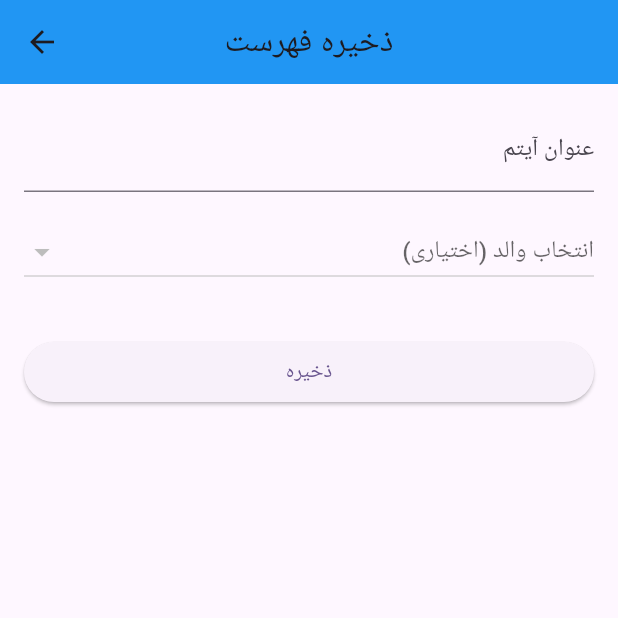
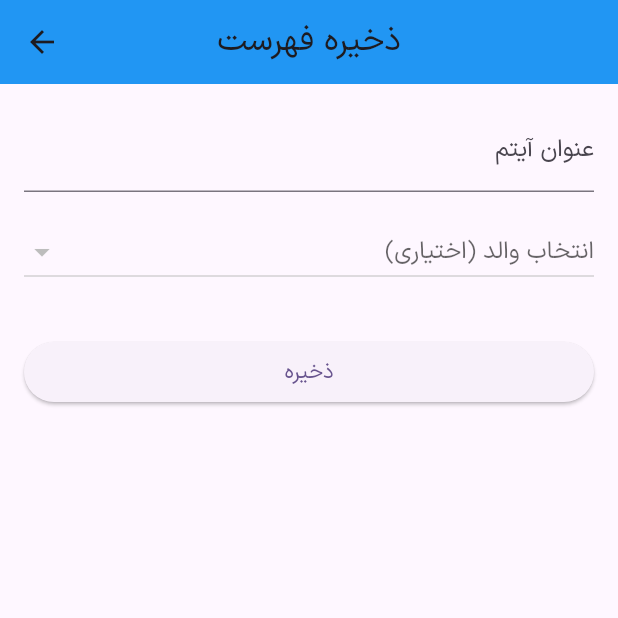
Before and after one commit to Mahdi1834/list_app_online, a Flutter app: the screen it shows after launch, after a tap on the "add" icon, on a phone screen of 412 x 824 dp, the top half of it. Run offline on Flutter 3.47's test engine with Material 3 defaults, Android fonts, the phone set to English and light mode, and no system bars; our stand-ins replace another_flushbar, bloc, dio, flutter_bloc, get_it, loading_animation_widget; network calls fail.

Commit message:
update grade version and add iransans font to project

```diff
--- /dev/null
+++ b/devtools_options.yaml
@@ -0,0 +1,3 @@
+description: This file stores settings for Dart & Flutter DevTools.
+documentation: https://docs.flutter.dev/tools/devtools/extensions#configure-extension-enablement-states
+extensions:
--- a/lib/core/config/constants.dart
+++ b/lib/core/config/constants.dart
@@ -1,7 +1,7 @@
 class Constants {
   // api noiatech
-  //  static const baseUrl = "http://192.12.68.15:8001/api";
-   static const baseUrl = "https://listappapi.balancelife.ir/api";
+   static const baseUrl = "http://192.12.68.15:8001/api";
+   // static const baseUrl = "https://listappapi.balancelife.ir/api";
 
    // static const dataBaseName="list_app_noiatech";
 }
--- a/lib/features/feature_item_details/presentation/screen/item_details_screen.dart
+++ b/lib/features/feature_item_details/presentation/screen/item_details_screen.dart
@@ -64,8 +64,10 @@ class _ItemDetailsScreenState extends State<ItemDetailsScreen> {
                 children: [
                   Expanded(
                     child: TextField(
+
                       controller: _controller,
                       decoration: InputDecoration(
+
                         labelText: 'توضیحات',
                         border: OutlineInputBorder(),
                       ),
@@ -73,6 +75,8 @@ class _ItemDetailsScreenState extends State<ItemDetailsScreen> {
                       maxLines: null,
                       minLines: null,
                       keyboardType: TextInputType.multiline,
+                      textAlign: TextAlign.right, // برای شروع از راست
+                      textAlignVertical: TextAlignVertical.top,
                     ),
                   ),
                   const SizedBox(height: 16),
--- a/lib/main.dart
+++ b/lib/main.dart
@@ -28,6 +28,7 @@ class MyApp extends StatelessWidget {
       initialRoute: "/",
       title: 'Flutter Demo',
       theme: ThemeData(
+        fontFamily: 'IranSans',
         appBarTheme: const AppBarTheme(
           centerTitle: true,
           backgroundColor: Colors.blue
```
Also changed, not shown: pubspec.yaml (+4 -4 lines), assets/fonts/IRANSansX-Black.ttf (added), assets/fonts/IRANSansX-Bold.ttf (added), assets/fonts/IRANSansX-Regular.ttf (added), assets/fonts/IRANSansXVF.ttf (added), pubspec.lock, 130 other files.
